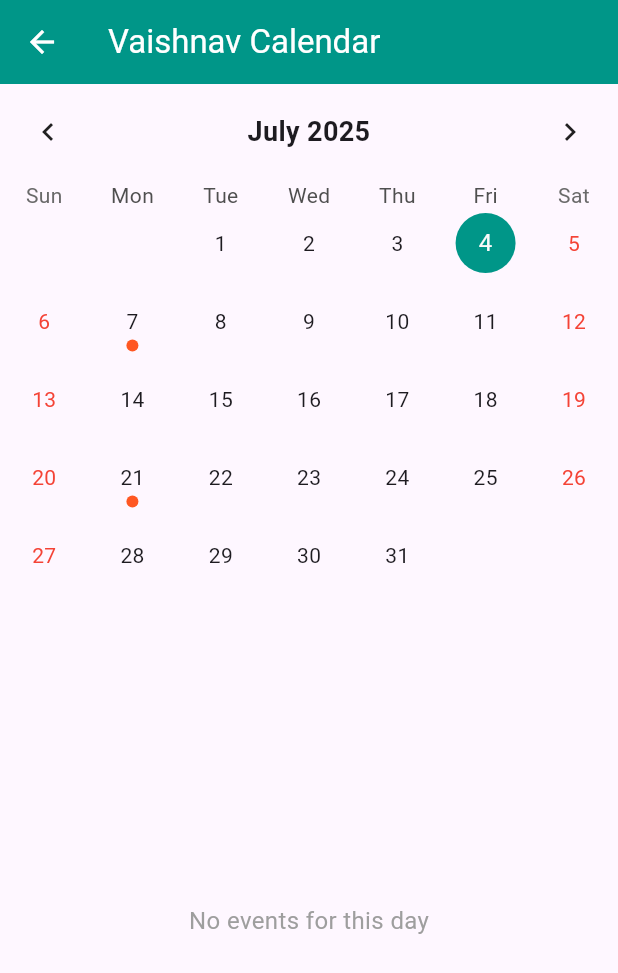
After one commit to gopiKrishnaPuligundla/japa_counter, a Flutter app: the VaishnavCalendarScreen screen opened directly, on a phone screen of 412 x 824 dp. The commit adds this screen. Shown: the top 973 px of the screen. Run offline on Flutter 3.47's test engine with Material 3 defaults, Android fonts, the phone set to English and light mode, and no system bars; drawn by our look-alikes of table_calendar; our stand-ins replace bloc, equatable, flutter_bloc, go_router, shared_preferences, vibration; missing offline and left inert: volume_key_board; accounts and stored records are empty; statements that could not run were skipped.

Commit message:
✨ Add volume button controls and Vaishnav calendar integration
Features Added:
- 📱 Volume button controls for japa counter (Volume Up = increment, Volume Down = decrement)
- 📅 Complete Vaishnav calendar with 2025 events (Ekadashi, festivals, appearance days)
- 🎨 Beautiful calendar UI with color-coded events and detailed descriptions
- 🔄 Updated to latest Flutter packages and modern Android Gradle configuration

Technical Improvements:
- Updated flutter_bloc to v9.1.1 for better state management
- Replaced flutter_vibrate with vibration package for compatibility
- Fixed Gradle plugin configuration for latest Android build tools
- Updated text theme references for latest Material Design
- Added table_calendar for interactive calendar display

Calendar Features:
- All Ekadashi fasting days with proper marking
- Major festivals: Holi, Janmashtami, Radhastami, Diwali
- Appearance days of divine personalities
- Special spiritual events and Chaturmasya periods
- Interactive date selection with event details

```diff
--- a/lib/counter_widget/counter_widget.dart
+++ b/lib/counter_widget/counter_widget.dart
@@ -18,7 +18,7 @@ class CounterWidget extends StatelessWidget {
           style: Theme
               .of(context)
               .textTheme
-              .headline4,
+              .headlineMedium,
         );
       },
     );
--- a/lib/counter_widget/model/counter_model.dart
+++ b/lib/counter_widget/model/counter_model.dart
@@ -1,5 +1,5 @@
 import 'package:equatable/equatable.dart';
-import 'package:flutter_vibrate/flutter_vibrate.dart';
+import 'package:vibration/vibration.dart';
 import 'package:japa_counter/utils/shared_prefs.dart';
 
 
@@ -15,14 +15,14 @@ class Counter extends Equatable {
 
     SharedPrefs.instance.setInt('liveCount', liveCount);
     if (liveCount == maxCount) {
-      Vibrate.feedback(FeedbackType.success);
+      Vibration.vibrate(duration: 500);
       //TODO: add to database
       liveRounds++;
       SharedPrefs.instance.setInt('liveRounds', liveRounds);
       liveCount = 0;
     }
     if (liveRounds == maxRounds) {
-      Vibrate.feedback(FeedbackType.heavy);
+      Vibration.vibrate(duration: 1000);
       liveRounds = 0;
       liveCount  = 0;
       SharedPrefs.instance.setInt('liveRounds', liveRounds);
--- a/lib/main.dart
+++ b/lib/main.dart
@@ -3,7 +3,9 @@ import 'package:flutter_bloc/flutter_bloc.dart';
 import 'package:go_router/go_router.dart';
 import 'package:japa_counter/counter_widget/counter_widget.dart';
 import 'package:japa_counter/quotes_screen.dart';
+import 'package:japa_counter/vaishnav_calendar_screen.dart';
 import 'package:japa_counter/utils/shared_prefs.dart';
+import 'package:volume_key_board/volume_key_board.dart';
 import 'counter_observer.dart';
 import 'counter_form.dart';
 import 'counter_widget/bloc/counter_bloc.dart';
@@ -15,10 +17,11 @@ void main() async {
 
   // Initialize SharedPrefs instance.
   await SharedPrefs.init();
-  BlocOverrides.runZoned(
-    () => runApp(MyApp()),
-    blocObserver: CounterObserver(),
-  );
+
+  // Set global BlocObserver
+  Bloc.observer = CounterObserver();
+
+  runApp(MyApp());
 }
 
 class MyApp extends StatelessWidget {
@@ -84,12 +87,36 @@ enum Menu { resetBeads, resetRounds, resetBoth }
 
 class _CounterPageState extends State<CounterPage> {
   @override
+  void initState() {
+    super.initState();
+    // Start listening for volume button presses
+    VolumeKeyBoard.instance.addListener((VolumeKey event) {
+      if (mounted && context.read<CounterBloc>() != null) {
+        if (event == VolumeKey.up) {
+          // Volume Up button pressed - increment counter
+          context.read<CounterBloc>().add(IncrementCounter());
+        } else if (event == VolumeKey.down) {
+          // Volume Down button pressed - decrement counter
+          context.read<CounterBloc>().add(DecrementCounter());
+        }
+      }
+    });
+  }
+
+  @override
+  void dispose() {
+    // Stop listening for volume button presses
+    VolumeKeyBoard.instance.removeListener();
+    super.dispose();
+  }
+
+  @override
   Widget build(BuildContext context) {
     return BlocProvider<CounterBloc>(
       create: (_) => CounterBloc(),
       child: Builder(
         builder: (context) => DefaultTabController(
-          length: 2,
+          length: 3,
           child: Scaffold(
             drawer: Drawer(
               child: Column(
@@ -120,6 +147,13 @@ class _CounterPageState extends State<CounterPage> {
                         'Prabhupada Quotes',
                         style: TextStyle(fontWeight: FontWeight.bold),
                       ),
+                    ),
+                  ),
+                  const ListTile(
+                    leading: Icon(Icons.calendar_month),
+                    title: Text(
+                      'Vaishnav Calendar',
+                      style: TextStyle(fontWeight: FontWeight.bold),
                     ),
                   ),
                 ],
@@ -164,6 +198,9 @@ class _CounterPageState extends State<CounterPage> {
                   Tab(
                     icon: Text("Settings"),
                   ),
+                  Tab(
+                    icon: Text("Calendar"),
+                  ),
                 ],
               ),
               title: const Text("Japa Counter"),
@@ -194,6 +231,7 @@ class _CounterPageState extends State<CounterPage> {
                   ),
                 ),
                 const ResetForm(),
+                const VaishnavCalendarScreen(),
               ],
             ),
           ),
--- /dev/null
+++ b/lib/utils/vaishnav_calendar_data.dart
@@ -0,0 +1,322 @@
+import 'package:flutter/material.dart';
+
+enum VaishnavEventType {
+  ekadashi,
+  festival,
+  appearance,
+  disappearance,
+  special,
+}
+
+class VaishnavEvent {
+  final String name;
+  final String description;
+  final VaishnavEventType type;
+  final Color color;
+
+  VaishnavEvent({
+    required this.name,
+    required this.description,
+    required this.type,
+    required this.color,
+  });
+}
+
+class VaishnavCalendarData {
+  static Map<DateTime, List<VaishnavEvent>> get events {
+    return {
+      // January 2025
+      DateTime(2025, 1, 11): [
+        VaishnavEvent(
+          name: "Pausha Putrada Ekadashi",
+          description: "Fasting day for purification",
+          type: VaishnavEventType.ekadashi,
+          color: Colors.orange,
+        ),
+      ],
+      DateTime(2025, 1, 26): [
+        VaishnavEvent(
+          name: "Shat-tila Ekadashi",
+          description: "Fasting day for purification",
+          type: VaishnavEventType.ekadashi,
+          color: Colors.orange,
+        ),
+      ],
+
+      // February 2025
+      DateTime(2025, 2, 10): [
+        VaishnavEvent(
+          name: "Jaya Ekadashi",
+          description: "Fasting day for purification",
+          type: VaishnavEventType.ekadashi,
+          color: Colors.orange,
+        ),
+      ],
+      DateTime(2025, 2, 24): [
+        VaishnavEvent(
+          name: "Vijaya Ekadashi",
+          description: "Fasting day for purification",
+          type: VaishnavEventType.ekadashi,
+          color: Colors.orange,
+        ),
+      ],
+
+      // March 2025
+      DateTime(2025, 3, 12): [
+        VaishnavEvent(
+          name: "Amalaki Ekadashi",
+          description: "Fasting day for purification",
+          type: VaishnavEventType.ekadashi,
+          color: Colors.orange,
+        ),
+      ],
+      DateTime(2025, 3, 14): [
+        VaishnavEvent(
+          name: "Holi Festival",
+          description: "Festival of colors celebrating divine love",
+          type: VaishnavEventType.festival,
+          color: Colors.pink,
+        ),
+      ],
+      DateTime(2025, 3, 26): [
+        VaishnavEvent(
+          name: "Papamochani Ekadashi",
+          description: "Fasting day for purification",
+          type: VaishnavEventType.ekadashi,
+          color: Colors.orange,
+        ),
+      ],
+
+      // April 2025
+      DateTime(2025, 4, 10): [
+        VaishnavEvent(
+          name: "Kamada Ekadashi",
+          description: "Fasting day for purification",
+          type: VaishnavEventType.ekadashi,
+          color: Colors.orange,
+        ),
+      ],
+      DateTime(2025, 4, 13): [
+        VaishnavEvent(
+          name: "Ram Navami",
+          description: "Appearance day of Lord Rama",
+          type: VaishnavEventType.appearance,
+          color: Colors.blue,
+        ),
+      ],
+      DateTime(2025, 4, 25): [
+        VaishnavEvent(
+          name: "Varuthini Ekadashi",
+          description: "Fasting day for purification",
+          type: VaishnavEventType.ekadashi,
+          color: Colors.orange,
+        ),
+      ],
+
+      // May 2025
+      DateTime(2025, 5, 9): [
+        VaishnavEvent(
+          name: "Mohini Ekadashi",
+          description: "Fasting day for purification",
+          type: VaishnavEventType.ekadashi,
+          color: Colors.orange,
+        ),
+      ],
+      DateTime(2025, 5, 12): [
+        VaishnavEvent(
+          name: "Akshaya Tritiya",
+          description: "Auspicious day for spiritual activities",
+          type: VaishnavEventType.special,
+          color: Colors.green,
+        ),
+      ],
+      DateTime(2025, 5, 24): [
+        VaishnavEvent(
+          name: "Apara Ekadashi",
+          description: "Fasting day for purification",
+          type: VaishnavEventType.ekadashi,
+          color: Colors.orange,
+        ),
+      ],
+
+      // June 2025
+      DateTime(2025, 6, 8): [
+        VaishnavEvent(
+          name: "Nirjala Ekadashi",
+          description: "Most important Ekadashi - complete fast",
+          type: VaishnavEventType.ekadashi,
+          color: Colors.deepOrange,
+        ),
+      ],
+      DateTime(2025, 6, 22): [
+        VaishnavEvent(
+          name: "Yogini Ekadashi",
+          description: "Fasting day for purification",
+          type: VaishnavEventType.ekadashi,
+          color: Colors.orange,
+        ),
+      ],
+
+      // July 2025
+      DateTime(2025, 7, 7): [
+        VaishnavEvent(
+          name: "Sayana Ekadashi",
+          description: "Beginning of Chaturmasya period",
+          type: VaishnavEventType.ekadashi,
+          color: Colors.orange,
+        ),
+      ],
+      DateTime(2025, 7, 21): [
+        VaishnavEvent(
+          name: "Kamika Ekadashi",
+          description: "Fasting day for purification",
+          type: VaishnavEventType.ekadashi,
+          color: Colors.orange,
+        ),
+      ],
+
+      // August 2025
+      DateTime(2025, 8, 5): [
+        VaishnavEvent(
+          name: "Shravana Putrada Ekadashi",
+          description: "Fasting day for purification",
+          type: VaishnavEventType.ekadashi,
+          color: Colors.orange,
+        ),
+      ],
+      DateTime(2025, 8, 16): [
+        VaishnavEvent(
+          name: "Krishna Janmashtami",
+          description: "Appearance day of Lord Krishna",
+          type: VaishnavEventType.appearance,
+          color: Colors.indigo,
+        ),
+      ],
+      DateTime(2025, 8, 19): [
+        VaishnavEvent(
+          name: "Aja Ekadashi",
+          description: "Fasting day for purification",
+          type: VaishnavEventType.ekadashi,
+          color: Colors.orange,
+        ),
+      ],
+
+      // September 2025
+      DateTime(2025, 9, 3): [
+        VaishnavEvent(
+          name: "Parsva Ekadashi",
+          description: "Fasting day for purification",
+          type: VaishnavEventType.ekadashi,
+          color: Colors.orange,
+        ),
+      ],
+      DateTime(2025, 9, 7): [
+        VaishnavEvent(
+          name: "Radhastami",
+          description: "Appearance day of Srimati Radharani",
+          type: VaishnavEventType.appearance,
+          color: Colors.pink,
+        ),
+      ],
+      DateTime(2025, 9, 18): [
+        VaishnavEvent(
+          name: "Indira Ekadashi",
+          description: "Fasting day for purification",
+          type: VaishnavEventType.ekadashi,
+          color: Colors.orange,
+        ),
+      ],
+
+      // October 2025
+      DateTime(2025, 10, 2): [
+        VaishnavEvent(
+          name: "Papankusha Ekadashi",
+          description: "Fasting day for purification",
+          type: VaishnavEventType.ekadashi,
+          color: Colors.orange,
+        ),
+      ],
+      DateTime(2025, 10, 17): [
+        VaishnavEvent(
+          name: "Rama Ekadashi",
+          description: "Fasting day for purification",
+          type: VaishnavEventType.ekadashi,
+          color: Colors.orange,
+        ),
+      ],
+      DateTime(2025, 10, 20): [
+        VaishnavEvent(
+          name: "Diwali",
+          description: "Festival of lights",
+          type: VaishnavEventType.festival,
+          color: Colors.amber,
+        ),
+      ],
+
+      // November 2025
+      DateTime(2025, 11, 1): [
+        VaishnavEvent(
+          name: "Gopashtami",
+          description: "Celebration of Lord Krishna as cowherd",
+          type: VaishnavEventType.festival,
+          color: Colors.green,
+        ),
+        VaishnavEvent(
+          name: "Haribodhini Ekadashi",
+          description: "End of Chaturmasya - Lord Vishnu awakens",
+          type: VaishnavEventType.ekadashi,
+          color: Colors.deepOrange,
+        ),
+      ],
+      DateTime(2025, 11, 15): [
+        VaishnavEvent(
+          name: "Utthana Ekadashi",
+          description: "Fasting day for purification",
+          type: VaishnavEventType.ekadashi,
+          color: Colors.orange,
+        ),
+      ],
+
+      // December 2025
+      DateTime(2025, 12, 1): [
+        VaishnavEvent(
+          name: "Mokshada Ekadashi",
+          description: "Fasting day for purification",
+          type: VaishnavEventType.ekadashi,
+          color: Colors.orange,
+        ),
+      ],
+      DateTime(2025, 12, 15): [
+        VaishnavEvent(
+          name: "Saphala Ekadashi",
+          description: "Fasting day for purification",
+          type: VaishnavEventType.ekadashi,
+          color: Colors.orange,
+        ),
+      ],
+    };
+  }
+
+  static List<VaishnavEvent> getEventsForDay(DateTime day) {
+    return events[DateTime(day.year, day.month, day.day)] ?? [];
+  }
+
+  static bool hasEventsForDay(DateTime day) {
+    return events.containsKey(DateTime(day.year, day.month, day.day));
+  }
+
+  static String getEventTypeDescription(VaishnavEventType type) {
+    switch (type) {
+      case VaishnavEventType.ekadashi:
+        return "Fasting Day - Observe Ekadashi vrata";
+      case VaishnavEventType.festival:
+        return "Festival - Celebrate with devotion";
+      case VaishnavEventType.appearance:
+        return "Appearance Day - Honor the divine appearance";
+      case VaishnavEventType.disappearance:
+        return "Disappearance Day - Remember with reverence";
+      case VaishnavEventType.special:
+        return "Special Day - Auspicious for spiritual practices";
+    }
+  }
+}
--- /dev/null
+++ b/lib/vaishnav_calendar_screen.dart
@@ -0,0 +1,166 @@
+import 'package:flutter/material.dart';
+import 'package:table_calendar/table_calendar.dart';
+import 'package:japa_counter/utils/vaishnav_calendar_data.dart';
+
+class VaishnavCalendarScreen extends StatefulWidget {
+  const VaishnavCalendarScreen({Key? key}) : super(key: key);
+
+  @override
+  State<VaishnavCalendarScreen> createState() => _VaishnavCalendarScreenState();
+}
+
+class _VaishnavCalendarScreenState extends State<VaishnavCalendarScreen> {
+  late DateTime _selectedDay;
+  late DateTime _focusedDay;
+  late Map<DateTime, List<VaishnavEvent>> _events;
+
+  @override
+  void initState() {
+    super.initState();
+    _selectedDay = DateTime.now();
+    _focusedDay = DateTime.now();
+    _events = VaishnavCalendarData.events;
+  }
+
+  List<VaishnavEvent> _getEventsForDay(DateTime day) {
+    return VaishnavCalendarData.getEventsForDay(day);
+  }
+
+  @override
+  Widget build(BuildContext context) {
+    return Scaffold(
+      appBar: AppBar(
+        title: const Text('Vaishnav Calendar'),
+        backgroundColor: Colors.teal,
+        foregroundColor: Colors.white,
+      ),
+      body: Column(
+        children: [
+          TableCalendar<VaishnavEvent>(
+            firstDay: DateTime.utc(2024, 1, 1),
+            lastDay: DateTime.utc(2026, 12, 31),
+            focusedDay: _focusedDay,
+            selectedDayPredicate: (day) => isSameDay(_selectedDay, day),
+            eventLoader: _getEventsForDay,
+            calendarFormat: CalendarFormat.month,
+            startingDayOfWeek: StartingDayOfWeek.sunday,
+            calendarStyle: const CalendarStyle(
+              outsideDaysVisible: false,
+              weekendTextStyle: TextStyle(color: Colors.red),
+              holidayTextStyle: TextStyle(color: Colors.blue),
+              selectedDecoration: BoxDecoration(
+                color: Colors.teal,
+                shape: BoxShape.circle,
+              ),
+              todayDecoration: BoxDecoration(
+                color: Colors.orange,
+                shape: BoxShape.circle,
+              ),
+              markerDecoration: BoxDecoration(
+                color: Colors.deepOrange,
+                shape: BoxShape.circle,
+              ),
+            ),
+            headerStyle: const HeaderStyle(
+              formatButtonVisible: false,
+              titleCentered: true,
+              titleTextStyle: TextStyle(
+                fontSize: 18,
+                fontWeight: FontWeight.bold,
+              ),
+            ),
+            onDaySelected: (selectedDay, focusedDay) {
+              if (!isSameDay(_selectedDay, selectedDay)) {
+                setState(() {
+                  _selectedDay = selectedDay;
+                  _focusedDay = focusedDay;
+                });
+              }
+            },
+            onPageChanged: (focusedDay) {
+              _focusedDay = focusedDay;
+            },
+          ),
+          const SizedBox(height: 8.0),
+          Expanded(
+            child: _buildEventList(),
+          ),
+        ],
+      ),
+    );
+  }
+
+  Widget _buildEventList() {
+    final events = _getEventsForDay(_selectedDay);
+
+    if (events.isEmpty) {
+      return const Center(
+        child: Text(
+          'No events for this day',
+          style: TextStyle(fontSize: 16, color: Colors.grey),
+        ),
+      );
+    }
+
+    return ListView.builder(
+      itemCount: events.length,
+      itemBuilder: (context, index) {
+        final event = events[index];
+        return Card(
+          margin: const EdgeInsets.symmetric(horizontal: 12, vertical: 4),
+          child: ListTile(
+            leading: CircleAvatar(
+              backgroundColor: event.color,
+              child: Icon(
+                _getEventIcon(event.type),
+                color: Colors.white,
+                size: 20,
+              ),
+            ),
+            title: Text(
+              event.name,
+              style: const TextStyle(
+                fontWeight: FontWeight.bold,
+                fontSize: 16,
+              ),
+            ),
+            subtitle: Column(
+              crossAxisAlignment: CrossAxisAlignment.start,
+              children: [
+                Text(
+                  event.description,
+                  style: const TextStyle(fontSize: 14),
+                ),
+                const SizedBox(height: 4),
+                Text(
+                  VaishnavCalendarData.getEventTypeDescription(event.type),
+                  style: TextStyle(
+                    fontSize: 12,
+                    color: event.color,
+                    fontWeight: FontWeight.w500,
+                  ),
+                ),
+              ],
+            ),
+            isThreeLine: true,
+          ),
+        );
+      },
+    );
+  }
+
+  IconData _getEventIcon(VaishnavEventType type) {
+    switch (type) {
+      case VaishnavEventType.ekadashi:
+        return Icons.brightness_2;
+      case VaishnavEventType.festival:
+        return Icons.celebration;
+      case VaishnavEventType.appearance:
+        return Icons.star;
+      case VaishnavEventType.disappearance:
+        return Icons.brightness_3;
+      case VaishnavEventType.special:
+        return Icons.auto_awesome;
+    }
+  }
+}
```
Also changed, not shown: pubspec.yaml (+10 -8 lines), pubspec.lock, 4 other files.
